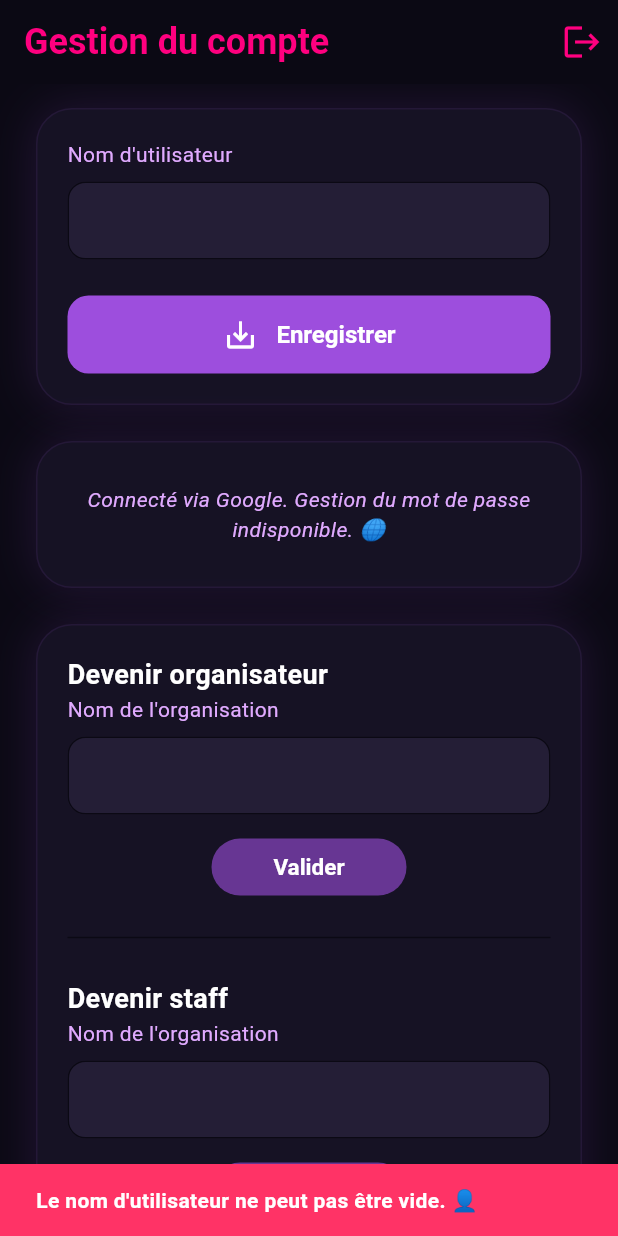
After one commit to CharlesMassuard/Buckshot, a Flutter app: the ProfileView screen opened directly, after a tap on "Enregistrer", on a phone screen of 412 x 824 dp. The commit adds this screen. Run offline on Flutter 3.47's test engine with Material 3 defaults, Android fonts, the phone set to English and light mode, and no system bars; our stand-ins replace cloud_firestore, firebase_auth, firebase_core, google_fonts; missing offline and left inert: mobile_scanner; accounts and stored records are empty; Roboto replaces fonts that are missing (Jura).

Commit message:
Add ProfileView and role-based navigation
Introduce a new ProfileView (lib/views/profile_view.dart) with full account management UI: sign-out, update display name, password change (reauthenticate via EmailAuthProvider), role-aware sections (become organizer/staff or manage requests), and reusable themed widgets. Update HomeView (lib/views/home_view.dart) to import FirebaseAuth and ProfileView, replace static pages with an _allPages list and build a dynamic activePages/navItems list based on the current user's role from a Firestore stream. Scanner tab is shown only for roles ORGANISATEUR or STAFF; added bounds safety for _currentIndex and dynamic bottom navigation wiring.

```diff
--- a/lib/views/home_view.dart
+++ b/lib/views/home_view.dart
@@ -1,4 +1,5 @@
 import 'package:flutter/material.dart';
+import 'package:firebase_auth/firebase_auth.dart';
 import 'package:cloud_firestore/cloud_firestore.dart';
 import 'package:intl/intl.dart';
 import '../widgets/ShotgunBanner.dart';
@@ -7,6 +8,7 @@ import '../widgets/BarreDeRecherche.dart';
 import '../widgets/BarreDeNavigation.dart';
 import 'event_detail_view.dart';
 import 'search_view.dart';
+import 'profile_view.dart';
 
 class HomeView extends StatefulWidget {
   const HomeView({super.key});
@@ -18,21 +20,79 @@ class HomeView extends StatefulWidget {
 class _HomeViewState extends State<HomeView> {
   int _currentIndex = 0;
 
-  final List<Widget> _pages = [
-    const _HomeContent(),
-    const SearchView(),
-    const Center(child: Text('Billets (Bientôt dispo)', style: TextStyle(color: Colors.white))),
-    const Center(child: Text('Profil (Bientôt dispo)', style: TextStyle(color: Colors.white))),
+  // 1. Liste complète de toutes les vues possibles de l'application
+  final List<Widget> _allPages = [
+    const _HomeContent(),                                                                             // Index 0
+    const SearchView(),                                                                               // Index 1
+    const Center(child: Text('Scanner QR', style: TextStyle(color: Colors.white))),                   // Index 2
+    const Center(child: Text('Billets (Bientôt dispo)', style: TextStyle(color: Colors.white))),      // Index 3
+    const ProfileView(),                                                                              // Index 4
   ];
 
   @override
   Widget build(BuildContext context) {
+    final user = FirebaseAuth.instance.currentUser;
+
+    return StreamBuilder<DocumentSnapshot>(
+      // Écoute en temps réel les changements de rôle dans Firestore
+      stream: FirebaseFirestore.instance.collection('users').doc(user?.uid).snapshots(),
+      builder: (context, snapshot) {
+
+        // Rôle par défaut si le chargement n'est pas fini ou s'il y a une erreur
+        String role = 'USER';
+        if (snapshot.hasData && snapshot.data!.exists) {
+          final userData = snapshot.data!.data() as Map<String, dynamic>?;
+          role = userData?['role'] ?? 'USER';
+        }
+
+        // Condition stricte pour l'affichage du scanner au milieu
+        final bool showScanner = (role == 'ORGANISATEUR' || role == 'STAFF');
+
+        // 2. Construction dynamique de la liste des pages affichées
+        List<Widget> activePages = [
+          _allPages[0], // Accueil
+          _allPages[1], // Recherche
+        ];
+
+        if (showScanner) {
+          activePages.add(_allPages[2]); // Injecte la vue Scan au milieu
+        }
+
+        activePages.addAll([
+          _allPages[3], // Billets
+          _allPages[4], // Profil
+        ]);
+
+        // Sûreté : Si le rôle change subitement et réduit le nombre d'onglets,
+        // on évite un crash lié à un index hors-limite.
+        if (_currentIndex >= activePages.length) {
+          _currentIndex = activePages.length - 1;
+        }
+
+        // 3. Construction dynamique des boutons de la barre de navigation
+        List<NavItem> navItems = [
+          NavItem(icon: Icons.home_outlined, label: 'Accueil', onTap: () {}),
+          NavItem(icon: Icons.search, label: 'Recherche', onTap: () {}),
+        ];
+
+        if (showScanner) {
+          navItems.add(
+            NavItem(icon: Icons.qr_code_scanner, label: 'Scanner', onTap: () {}),
+          );
+        }
+
+        navItems.addAll([
+          NavItem(icon: Icons.confirmation_number_outlined, label: 'Billets', onTap: () {}),
+          NavItem(icon: Icons.account_circle_outlined, label: 'Profil', onTap: () {}),
+        ]);
+
         return Scaffold(
           backgroundColor: Theme.of(context).colorScheme.background,
 
+          // Utilisation de l'IndexedStack ajustée à notre liste dynamique de pages
           body: IndexedStack(
             index: _currentIndex,
-        children: _pages,
+            children: activePages,
           ),
 
           bottomNavigationBar: BarreDeNavigation(
@@ -42,17 +102,15 @@ class _HomeViewState extends State<HomeView> {
                 _currentIndex = index;
               });
             },
-        items: [
-          NavItem(icon: Icons.home_outlined, label: 'Accueil', onTap: () {}),
-          NavItem(icon: Icons.search, label: 'Recherche', onTap: () {}),
-          NavItem(icon: Icons.confirmation_number_outlined, label: 'Billets', onTap: () {}),
-          NavItem(icon: Icons.account_circle_outlined, label: 'Profil', onTap: () {}),
-        ],
+            items: navItems,
           ),
+        );
+      },
     );
   }
 }
 
+// Le reste de ton widget _HomeContent (sans aucun changement requis)
 class _HomeContent extends StatelessWidget {
   const _HomeContent();
 
--- /dev/null
+++ b/lib/views/profile_view.dart
@@ -0,0 +1,524 @@
+import 'package:flutter/material.dart';
+import 'package:firebase_auth/firebase_auth.dart';
+import 'package:cloud_firestore/cloud_firestore.dart';
+import 'package:google_fonts/google_fonts.dart';
+import 'package:buckshot/BuckshotTheme.dart';
+
+class ProfileView extends StatefulWidget {
+  const ProfileView({super.key});
+
+  @override
+  State<ProfileView> createState() => _ProfileViewState();
+}
+
+class _ProfileViewState extends State<ProfileView> {
+  final _nameController = TextEditingController();
+  final _orgController = TextEditingController();
+  final _staffOrgController = TextEditingController();
+
+  final _oldPasswordController = TextEditingController();
+  final _passwordController = TextEditingController();
+  final _confirmPasswordController = TextEditingController();
+
+  bool _isOldPasswordObscured = true;
+  bool _isNewPasswordObscured = true;
+  bool _isConfirmPasswordObscured = true;
+
+  bool _isUpdatingPassword = false;
+  bool _isUpdatingProfile = false;
+
+  @override
+  void dispose() {
+    _nameController.dispose();
+    _orgController.dispose();
+    _staffOrgController.dispose();
+    _oldPasswordController.dispose();
+    _passwordController.dispose();
+    _confirmPasswordController.dispose();
+    super.dispose();
+  }
+
+  void _signOut() async {
+    await FirebaseAuth.instance.signOut();
+  }
+
+  Future<void> _updateProfile() async {
+    final user = FirebaseAuth.instance.currentUser;
+    if (user == null) return;
+
+    final newName = _nameController.text.trim();
+    if (newName.isEmpty) {
+      _showSnackBar("Le nom d'utilisateur ne peut pas être vide. 👤");
+      return;
+    }
+
+    setState(() => _isUpdatingProfile = true);
+
+    try {
+      await FirebaseFirestore.instance.collection('users').doc(user.uid).update({
+        'nom': newName,
+      });
+      _showSnackBar("Profil mis à jour avec succès ! ✨", isSuccess: true);
+    } catch (e) {
+      _showSnackBar("Impossible de mettre à jour le nom : $e");
+    } finally {
+      if (mounted) setState(() => _isUpdatingProfile = false);
+    }
+  }
+
+  Future<void> _updatePassword() async {
+    final user = FirebaseAuth.instance.currentUser;
+    if (user == null) return;
+
+    final oldPassword = _oldPasswordController.text;
+    final newPassword = _passwordController.text;
+    final confirmPassword = _confirmPasswordController.text;
+
+    if (oldPassword.isEmpty || newPassword.isEmpty || confirmPassword.isEmpty) {
+      _showSnackBar("Veuillez remplir tous les champs de mot de passe. 🔑");
+      return;
+    }
+
+    if (newPassword != confirmPassword) {
+      _showSnackBar("Les nouveaux mots de passe ne correspondent pas. ❌");
+      return;
+    }
+
+    setState(() => _isUpdatingPassword = true);
+
+    try {
+      AuthCredential credential = EmailAuthProvider.credential(
+        email: user.email!,
+        password: oldPassword,
+      );
+
+      await user.reauthenticateWithCredential(credential);
+      await user.updatePassword(newPassword);
+
+      _showSnackBar("Mot de passe modifié avec succès ! 🎉", isSuccess: true);
+
+      _oldPasswordController.clear();
+      _passwordController.clear();
+      _confirmPasswordController.clear();
+    } on FirebaseAuthException catch (e) {
+      _showSnackBar("Erreur Firebase : ${e.message}");
+    } catch (e) {
+      _showSnackBar("Erreur : ${e.toString()}");
+    } finally {
+      if (mounted) setState(() => _isUpdatingPassword = false);
+    }
+  }
+
+  void _showSnackBar(String message, {bool isSuccess = false}) {
+    final theme = Theme.of(context);
+    ScaffoldMessenger.of(context).showSnackBar(
+      SnackBar(
+        content: Text(
+          message,
+          style: GoogleFonts.jura(fontWeight: FontWeight.bold, color: Colors.white),
+        ),
+        backgroundColor: isSuccess ? BuckshotTheme.successColor.withOpacity(0.8) : theme.colorScheme.error,
+        duration: const Duration(seconds: 5),
+      ),
+    );
+  }
+
+  @override
+  Widget build(BuildContext context) {
+    final theme = Theme.of(context);
+    final user = FirebaseAuth.instance.currentUser;
+
+    bool isEmailProvider = false;
+    if (user != null) {
+      for (var profile in user.providerData) {
+        if (profile.providerId == 'password') {
+          isEmailProvider = true;
+          break;
+        }
+      }
+    }
+
+    return Scaffold(
+      backgroundColor: theme.colorScheme.background,
+      appBar: AppBar(
+        backgroundColor: Colors.transparent,
+        elevation: 0,
+        automaticallyImplyLeading: false,
+        title: Text(
+          'Gestion du compte',
+          style: GoogleFonts.jura(
+            color: theme.colorScheme.secondary,
+            fontWeight: FontWeight.bold,
+            fontSize: 24,
+          ),
+        ),
+        actions: [
+          IconButton(
+            icon: Icon(Icons.logout, color: theme.colorScheme.secondary, size: 28),
+            onPressed: _signOut,
+          ),
+        ],
+      ),
+      body: StreamBuilder<DocumentSnapshot>(
+        stream: FirebaseFirestore.instance.collection('users').doc(user?.uid).snapshots(),
+        builder: (context, snapshot) {
+          if (snapshot.connectionState == ConnectionState.waiting) {
+            return Center(child: CircularProgressIndicator(color: theme.colorScheme.primary));
+          }
+
+          final userData = snapshot.data?.data() as Map<String, dynamic>?;
+
+          if (_nameController.text.isEmpty && userData != null) {
+            _nameController.text = userData['nom'] ?? '';
+          }
+
+          final role = userData?['role'] ?? 'USER';
+          final bool isOrganizer = role == 'ORGANISATEUR';
+
+          return SingleChildScrollView(
+            physics: const BouncingScrollPhysics(),
+            padding: const EdgeInsets.symmetric(horizontal: 24.0, vertical: 16.0),
+            child: Column(
+              children: [
+                // 1. BLOC PROFIL (PSEUDO)
+                _buildNeonContainer(
+                  context: context,
+                  child: Column(
+                    children: [
+                      _buildTextField(
+                        context: context,
+                        label: "Nom d'utilisateur",
+                        controller: _nameController,
+                      ),
+                      const SizedBox(height: 24),
+                      _buildSaveButton(
+                        context: context,
+                        text: _isUpdatingProfile ? "Enregistrement..." : "Enregistrer",
+                        onPressed: _isUpdatingProfile ? null : _updateProfile,
+                      ),
+                    ],
+                  ),
+                ),
+
+                const SizedBox(height: 24),
+
+                // 2. BLOC CHANGEMENT MOT DE PASSE
+                if (isEmailProvider)
+                  _buildNeonContainer(
+                    context: context,
+                    child: Column(
+                      crossAxisAlignment: CrossAxisAlignment.start,
+                      children: [
+                        Text(
+                          "Changer le mot de passe",
+                          style: GoogleFonts.jura(
+                            color: theme.colorScheme.onSurface,
+                            fontSize: 18,
+                            fontWeight: FontWeight.bold,
+                          ),
+                        ),
+                        const SizedBox(height: 20),
+                        _buildTextField(
+                          context: context,
+                          label: "Ancien mot de passe",
+                          controller: _oldPasswordController,
+                          isPassword: true,
+                          isObscured: _isOldPasswordObscured,
+                          onToggleObscure: () => setState(() => _isOldPasswordObscured = !_isOldPasswordObscured),
+                        ),
+                        const SizedBox(height: 16),
+                        _buildTextField(
+                          context: context,
+                          label: "Nouveau mot de passe",
+                          controller: _passwordController,
+                          isPassword: true,
+                          isObscured: _isNewPasswordObscured,
+                          onToggleObscure: () => setState(() => _isNewPasswordObscured = !_isNewPasswordObscured),
+                        ),
+                        const SizedBox(height: 16),
+                        _buildTextField(
+                          context: context,
+                          label: "Confirmer le nouveau mot de passe",
+                          controller: _confirmPasswordController,
+                          isPassword: true,
+                          isObscured: _isConfirmPasswordObscured,
+                          onToggleObscure: () => setState(() => _isConfirmPasswordObscured = !_isConfirmPasswordObscured),
+                        ),
+                        const SizedBox(height: 24),
+                        _buildSaveButton(
+                          context: context,
+                          text: _isUpdatingPassword ? "Modification..." : "Modifier le mot de passe",
+                          onPressed: _isUpdatingPassword ? null : _updatePassword,
+                        ),
+                      ],
+                    ),
+                  )
+                else
+                  _buildNeonContainer(
+                    context: context,
+                    child: Container(
+                      width: double.infinity,
+                      padding: const EdgeInsets.symmetric(vertical: 8),
+                      child: Text(
+                        "Connecté via Google. Gestion du mot de passe indisponible. 🌐",
+                        style: GoogleFonts.jura(
+                          color: theme.colorScheme.onSurfaceVariant,
+                          fontSize: 14,
+                          fontStyle: FontStyle.italic,
+                        ),
+                        textAlign: TextAlign.center,
+                      ),
+                    ),
+                  ),
+
+                const SizedBox(height: 24),
+
+                // 3. BLOC ROLE DYNAMIQUE
+                if (!isOrganizer)
+                  _buildNeonContainer(
+                    context: context,
+                    child: Column(
+                      crossAxisAlignment: CrossAxisAlignment.start,
+                      children: [
+                        _buildSectionTitle("Devenir organisateur"),
+                        _buildTextField(context: context, label: "Nom de l'organisation", controller: _orgController),
+                        const SizedBox(height: 16),
+                        Center(child: _buildValiderButton(context: context, onPressed: () {})),
+
+                        Padding(
+                          padding: const EdgeInsets.symmetric(vertical: 20.0),
+                          child: Divider(color: theme.colorScheme.background, thickness: 1),
+                        ),
+
+                        _buildSectionTitle("Devenir staff"),
+                        _buildTextField(context: context, label: "Nom de l'organisation", controller: _staffOrgController),
+                        const SizedBox(height: 16),
+                        Center(child: _buildValiderButton(context: context, onPressed: () {})),
+                      ],
+                    ),
+                  )
+                else
+                  _buildNeonContainer(
+                    context: context,
+                    child: Column(
+                      crossAxisAlignment: CrossAxisAlignment.start,
+                      children: [
+                        _buildSectionTitle("Demandes d'accès"),
+                        const SizedBox(height: 8),
+                        _buildRequestItem(context, "Utilisateur 1", "Staff"),
+                        _buildRequestItem(context, "Utilisateur 2", "Organisateur"),
+                        _buildRequestItem(context, "Utilisateur 3", "Organisateur"),
+                      ],
+                    ),
+                  ),
+
+                const SizedBox(height: 32),
+
+                // 4. SUPPRESSION DU COMPTE
+                OutlinedButton(
+                  style: OutlinedButton.styleFrom(
+                    side: BorderSide(color: theme.colorScheme.error, width: 1.5),
+                    padding: const EdgeInsets.symmetric(vertical: 14),
+                    minimumSize: const Size(double.infinity, 54),
+                    shape: RoundedRectangleBorder(borderRadius: BorderRadius.circular(14)),
+                    backgroundColor: theme.colorScheme.surface.withOpacity(0.5),
+                  ),
+                  onPressed: () {},
+                  child: Row(
+                    mainAxisAlignment: MainAxisAlignment.center,
+                    children: [
+                      Icon(Icons.person_remove_outlined, color: theme.colorScheme.error, size: 24),
+                      const SizedBox(width: 12),
+                      Text(
+                        "Supprimer mon compte",
+                        style: GoogleFonts.jura(
+                            color: theme.colorScheme.error,
+                            fontWeight: FontWeight.bold,
+                            fontSize: 16,
+                            letterSpacing: 0.5
+                        ),
+                      ),
+                    ],
+                  ),
+                ),
+                const SizedBox(height: 24),
+              ],
+            ),
+          );
+        },
+      ),
+    );
+  }
+
+  // --- WIDGETS REUSABLES ADAPTÉS ---
+
+  Widget _buildNeonContainer({required BuildContext context, required Widget child}) {
+    final theme = Theme.of(context);
+    return Container(
+      width: double.infinity,
+      padding: const EdgeInsets.all(20),
+      decoration: BoxDecoration(
+        color: theme.colorScheme.surface,
+        borderRadius: BorderRadius.circular(24),
+        border: Border.all(color: theme.colorScheme.primary.withOpacity(0.1), width: 1),
+        boxShadow: [
+          BoxShadow(
+            color: theme.colorScheme.primary.withOpacity(0.15),
+            blurRadius: 25,
+            spreadRadius: 1,
+          ),
+        ],
+      ),
+      child: child,
+    );
+  }
+
+  Widget _buildSectionTitle(String title) {
+    return Text(
+      title,
+      style: GoogleFonts.jura(color: Colors.white, fontSize: 18, fontWeight: FontWeight.bold),
+    );
+  }
+
+  Widget _buildTextField({
+    required BuildContext context,
+    required String label,
+    required TextEditingController controller,
+    bool isPassword = false,
+    bool isObscured = true,
+    VoidCallback? onToggleObscure,
+  }) {
+    final theme = Theme.of(context);
+    return Column(
+      crossAxisAlignment: CrossAxisAlignment.start,
+      children: [
+        Text(label, style: GoogleFonts.jura(color: theme.colorScheme.onSurfaceVariant, fontSize: 14)),
+        const SizedBox(height: 8),
+        TextField(
+          controller: controller,
+          obscureText: isPassword ? isObscured : false,
+          style: GoogleFonts.jura(color: theme.colorScheme.onSurface, fontSize: 16),
+          decoration: InputDecoration(
+            filled: true,
+            fillColor: theme.colorScheme.surfaceVariant,
+            border: OutlineInputBorder(
+              borderRadius: BorderRadius.circular(12),
+              borderSide: BorderSide(color: theme.colorScheme.background, width: 1),
+            ),
+            enabledBorder: OutlineInputBorder(
+              borderRadius: BorderRadius.circular(12),
+              borderSide: BorderSide(color: theme.colorScheme.background, width: 1),
+            ),
+            suffixIcon: isPassword
+                ? IconButton(
+              icon: Icon(
+                isObscured ? Icons.visibility_off_outlined : Icons.visibility_outlined,
+                color: theme.colorScheme.onSurfaceVariant,
+                size: 22,
+              ),
+              onPressed: onToggleObscure,
+            )
+                : null,
+            contentPadding: const EdgeInsets.symmetric(horizontal: 16, vertical: 14),
+          ),
+        ),
+      ],
+    );
+  }
+
+  Widget _buildSaveButton({required BuildContext context, required String text, required VoidCallback? onPressed}) {
+    final theme = Theme.of(context);
+    return SizedBox(
+      width: double.infinity,
+      height: 52,
+      child: ElevatedButton(
+        style: ElevatedButton.styleFrom(
+          backgroundColor: theme.colorScheme.primary,
+          disabledBackgroundColor: theme.colorScheme.primary.withOpacity(0.3),
+          shape: RoundedRectangleBorder(borderRadius: BorderRadius.circular(14)),
+          elevation: 0,
+        ),
+        onPressed: onPressed,
+        child: Row(
+          mainAxisAlignment: MainAxisAlignment.center,
+          children: [
+            Icon(Icons.save_alt_outlined, color: theme.colorScheme.onPrimary, size: 24),
+            const SizedBox(width: 12),
+            Text(
+              text,
+              style: GoogleFonts.jura(
+                fontSize: 16,
+                fontWeight: FontWeight.bold,
+                color: theme.colorScheme.onPrimary,
+              ),
+            ),
+          ],
+        ),
+      ),
+    );
+  }
+
+  Widget _buildValiderButton({required BuildContext context, required VoidCallback onPressed}) {
+    final theme = Theme.of(context);
+    return SizedBox(
+      width: 130,
+      height: 38,
+      child: ElevatedButton(
+        style: ElevatedButton.styleFrom(
+          backgroundColor: theme.colorScheme.primary.withOpacity(0.6),
+          shape: RoundedRectangleBorder(borderRadius: BorderRadius.circular(20)),
+          elevation: 0,
+        ),
+        onPressed: onPressed,
+        child: Text(
+          "Valider",
+          style: GoogleFonts.jura(
+            fontSize: 15,
+            fontWeight: FontWeight.bold,
+            color: theme.colorScheme.onPrimary,
+          ),
+        ),
+      ),
+    );
+  }
+
+  Widget _buildRequestItem(BuildContext context, String userName, String type) {
+    final theme = Theme.of(context);
+    return Container(
+      margin: const EdgeInsets.only(top: 12),
+      padding: const EdgeInsets.symmetric(horizontal: 16, vertical: 10),
+      decoration: BoxDecoration(
+        color: theme.colorScheme.surfaceVariant,
+        borderRadius: BorderRadius.circular(14),
+        border: Border.all(color: theme.colorScheme.background, width: 1),
+      ),
+      child: Row(
+        children: [
+          Expanded(
+            child: Column(
+              crossAxisAlignment: CrossAxisAlignment.start,
+              children: [
+                Text(
+                    userName,
+                    style: GoogleFonts.jura(color: theme.colorScheme.onSurface, fontWeight: FontWeight.bold, fontSize: 15)
+                ),
+                Text(
+                    type,
+                    style: GoogleFonts.jura(color: theme.colorScheme.onSurfaceVariant, fontSize: 13)
+                ),
+              ],
+            ),
+          ),
+          IconButton(
+              onPressed: () {},
+              icon: Icon(Icons.check_rounded, color: BuckshotTheme.successColor, size: 24)
+          ),
+          IconButton(
+              onPressed: () {},
+              icon: Icon(Icons.close_rounded, color: theme.colorScheme.error, size: 24)
+          ),
+        ],
+      ),
+    );
+  }
+}
```
Lines whose indentation alone changed are shown as unchanged.
